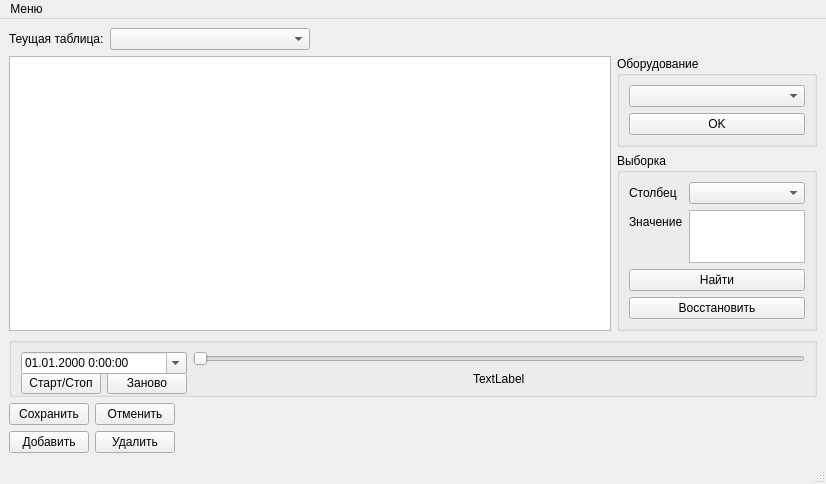
Before: the Qt Designer form testpr1/mainwindow.ui in enterin79/graduate_work, drawn with Qt 5.
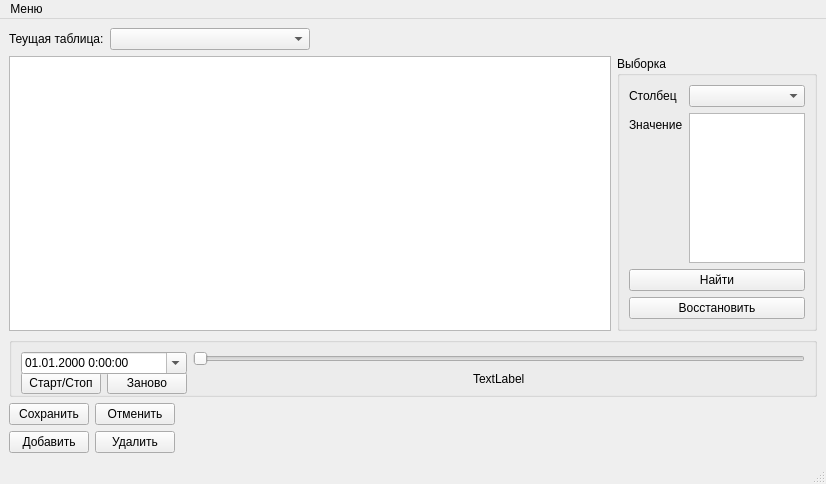
After: the same form once the commit is applied. Custom widgets are drawn as their Qt base class.

The edit to the form file:
```diff
--- a/testpr1/mainwindow.ui
+++ b/testpr1/mainwindow.ui
@@ -40,59 +40,6 @@
       </attribute>
      </widget>
     </item>
-    <item row="3" column="1">
-     <widget class="QGroupBox" name="groupBox">
-      <property name="maximumSize">
-       <size>
-        <width>200</width>
-        <height>16777215</height>
-       </size>
-      </property>
-      <property name="title">
-       <string>Выборка</string>
-      </property>
-      <layout class="QGridLayout" name="gridLayout">
-       <item row="0" column="0">
-        <layout class="QFormLayout" name="formLayout">
-         <item row="0" column="0">
-          <widget class="QLabel" name="label_2">
-           <property name="text">
-            <string>Столбец</string>
-           </property>
-          </widget>
-         </item>
-         <item row="0" column="1">
-          <widget class="ComboBoxForDB" name="cbSelectColumn"/>
-         </item>
-         <item row="1" column="0">
-          <widget class="QLabel" name="label_3">
-           <property name="text">
-            <string>Значение</string>
-           </property>
-          </widget>
-         </item>
-         <item row="1" column="1">
-          <widget class="QTextEdit" name="teDecript"/>
-         </item>
-         <item row="2" column="0" colspan="2">
-          <widget class="QPushButton" name="Search">
-           <property name="text">
-            <string>Найти</string>
-           </property>
-          </widget>
-         </item>
-         <item row="3" column="0" colspan="2">
-          <widget class="QPushButton" name="RevertTable">
-           <property name="text">
-            <string>Восстановить</string>
-           </property>
-          </widget>
-         </item>
-        </layout>
-       </item>
-      </layout>
-     </widget>
-    </item>
     <item row="1" column="0">
      <layout class="QHBoxLayout" name="horizontalLayout">
       <item>
@@ -183,25 +130,6 @@
       </item>
      </layout>
     </item>
-    <item row="2" column="1">
-     <widget class="QGroupBox" name="gbEquipShow">
-      <property name="title">
-       <string>Оборудование</string>
-      </property>
-      <layout class="QVBoxLayout" name="verticalLayout">
-       <item>
-        <widget class="ComboBoxForDB" name="cbEquipment"/>
-       </item>
-       <item>
-        <widget class="QPushButton" name="LogEqSave">
-         <property name="text">
-          <string>OK</string>
-         </property>
-        </widget>
-       </item>
-      </layout>
-     </widget>
-    </item>
     <item row="7" column="0" colspan="2">
      <widget class="QGroupBox" name="gbTimeScroll">
       <property name="enabled">
@@ -317,6 +245,59 @@
       </layout>
      </widget>
     </item>
+    <item row="2" column="1" rowspan="2">
+     <widget class="QGroupBox" name="gbSearch">
+      <property name="maximumSize">
+       <size>
+        <width>200</width>
+        <height>16777215</height>
+       </size>
+      </property>
+      <property name="title">
+       <string>Выборка</string>
+      </property>
+      <layout class="QGridLayout" name="gridLayout">
+       <item row="0" column="0">
+        <layout class="QFormLayout" name="formLayout">
+         <item row="0" column="0">
+          <widget class="QLabel" name="label_2">
+           <property name="text">
+            <string>Столбец</string>
+           </property>
+          </widget>
+         </item>
+         <item row="0" column="1">
+          <widget class="ComboBoxForDB" name="cbSelectColumn"/>
+         </item>
+         <item row="1" column="0">
+          <widget class="QLabel" name="label_3">
+           <property name="text">
+            <string>Значение</string>
+           </property>
+          </widget>
+         </item>
+         <item row="1" column="1">
+          <widget class="QTextEdit" name="teDecript"/>
+         </item>
+         <item row="2" column="0" colspan="2">
+          <widget class="QPushButton" name="Search">
+           <property name="text">
+            <string>Найти</string>
+           </property>
+          </widget>
+         </item>
+         <item row="3" column="0" colspan="2">
+          <widget class="QPushButton" name="RevertTable">
+           <property name="text">
+            <string>Восстановить</string>
+           </property>
+          </widget>
+         </item>
+        </layout>
+       </item>
+      </layout>
+     </widget>
+    </item>
    </layout>
   </widget>
   <widget class="QMenuBar" name="menubar">
```
Left out of the diff: 42 changed lines with no effect on the pictures.
